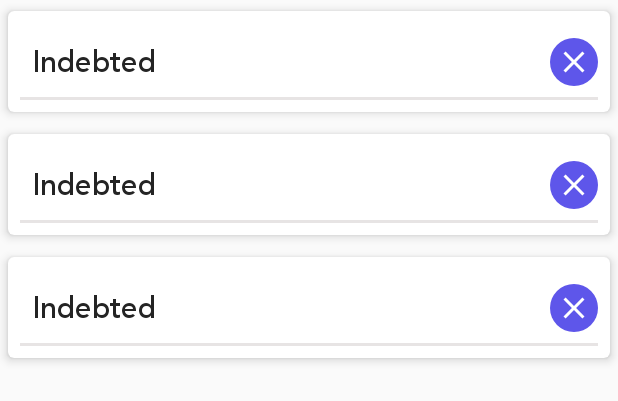
After one commit to efanious/Aad-team-38-animation-challenge, an Android app: the layout content_favorite_word.xml on its own in the app's theme, with its tools: preview values and no code run, on a phone screen of 412 x 824 dp. The commit adds this screen. Shown: the top 401 px of the screen. Run offline under Robolectric (Android 15) with nearby library versions, the phone set to English and light mode, and no system bars.

Commit message:
Created the favorite word activity and connected it to the database, converted word_row's hardcoded string to String resource

```diff
--- a/app/build.gradle
+++ b/app/build.gradle
@@ -23,6 +23,7 @@ dependencies {
     implementation 'androidx.appcompat:appcompat:1.0.2'
     implementation 'androidx.constraintlayout:constraintlayout:1.1.3'
     implementation 'androidx.legacy:legacy-support-v4:1.0.0'
+    implementation 'com.google.android.material:material:1.0.0'
     testImplementation 'junit:junit:4.12'
     androidTestImplementation 'androidx.test.ext:junit:1.1.0'
     androidTestImplementation 'androidx.test.espresso:espresso-core:3.1.1'
--- /dev/null
+++ b/app/src/main/res/drawable/ic_close_white.xml
@@ -0,0 +1,5 @@
+<vector android:height="24dp" android:tint="#FFFFFF"
+    android:viewportHeight="24.0" android:viewportWidth="24.0"
+    android:width="24dp" xmlns:android="http://schemas.android.com/apk/res/android">
+    <path android:fillColor="#FF000000" android:pathData="M19,6.41L17.59,5 12,10.59 6.41,5 5,6.41 10.59,12 5,17.59 6.41,19 12,13.41 17.59,19 19,17.59 13.41,12z"/>
+</vector>
--- /dev/null
+++ b/app/src/main/res/layout/content_favorite_word.xml
@@ -0,0 +1,18 @@
+<?xml version="1.0" encoding="utf-8"?>
+<androidx.constraintlayout.widget.ConstraintLayout xmlns:android="http://schemas.android.com/apk/res/android"
+    xmlns:app="http://schemas.android.com/apk/res-auto"
+    xmlns:tools="http://schemas.android.com/tools"
+    android:layout_width="match_parent"
+    android:layout_height="match_parent"
+    app:layout_behavior="@string/appbar_scrolling_view_behavior"
+    tools:context=".FavoriteWord"
+    tools:showIn="@layout/activity_favorite_word">
+
+    <androidx.recyclerview.widget.RecyclerView
+        android:id="@+id/rv_fav_words"
+        android:layout_width="match_parent"
+        android:layout_height="match_parent"
+        tools:layout_editor_absoluteX="225dp"
+        tools:layout_editor_absoluteY="191dp"
+        tools:listitem="@layout/fav_word_row" />
+</androidx.constraintlayout.widget.ConstraintLayout>
--- /dev/null
+++ b/app/src/main/res/layout/fav_word_row.xml
@@ -0,0 +1,55 @@
+<?xml version="1.0" encoding="utf-8"?>
+<androidx.cardview.widget.CardView xmlns:android="http://schemas.android.com/apk/res/android"
+    xmlns:app="http://schemas.android.com/apk/res-auto"
+    xmlns:tools="http://schemas.android.com/tools"
+    android:layout_width="match_parent"
+    android:layout_height="wrap_content"
+    android:orientation="vertical"
+    app:cardCornerRadius="4dp"
+    app:cardElevation="4dp"
+    app:cardUseCompatPadding="true"
+    app:contentPadding="8dp">
+
+    <androidx.constraintlayout.widget.ConstraintLayout
+        android:layout_width="match_parent"
+        android:layout_height="wrap_content">
+
+        <TextView
+            android:id="@+id/word"
+            android:layout_width="0dp"
+            android:layout_height="wrap_content"
+            android:layout_margin="8dp"
+            android:layout_marginStart="24dp"
+            android:fontFamily="@font/avenir_medium"
+            android:text="@string/word_row_dummy_word"
+            android:textColor="@color/colorDark"
+            android:textSize="20sp"
+            app:layout_constraintEnd_toEndOf="parent"
+            app:layout_constraintStart_toStartOf="parent"
+            app:layout_constraintTop_toTopOf="parent" />
+
+        <ImageButton
+
+            android:id="@+id/btn_delete_fav_word"
+            android:layout_width="wrap_content"
+            android:layout_height="wrap_content"
+            android:background="@drawable/indicator_selected"
+            android:contentDescription="@string/delete_button_desc"
+            android:padding="4dp"
+            app:layout_constraintBottom_toBottomOf="parent"
+            app:layout_constraintEnd_toEndOf="parent"
+            app:layout_constraintTop_toTopOf="parent"
+            app:srcCompat="@drawable/ic_close_white" />
+        <View
+
+            android:id="@+id/view"
+            android:layout_width="wrap_content"
+            android:layout_height="2dp"
+            android:layout_marginTop="8dp"
+            android:background="#E7E4E4"
+            app:layout_constraintEnd_toEndOf="parent"
+            app:layout_constraintStart_toStartOf="parent"
+            app:layout_constraintTop_toBottomOf="@+id/word" />
+    </androidx.constraintlayout.widget.ConstraintLayout>
+
+</androidx.cardview.widget.CardView>
--- a/app/src/main/res/layout/word_row.xml
+++ b/app/src/main/res/layout/word_row.xml
@@ -11,7 +11,7 @@
         android:layout_height="wrap_content"
         android:layout_marginTop="8dp"
         android:fontFamily="@font/avenir_medium"
-        android:text="Indebted"
+        android:text="@string/word_row_dummy_word"
         android:textColor="@color/colorDark"
         android:textSize="20sp"
         app:layout_constraintEnd_toEndOf="parent"
--- a/app/src/main/res/values/dimens.xml
+++ b/app/src/main/res/values/dimens.xml
@@ -1,4 +1,5 @@
 <?xml version="1.0" encoding="utf-8"?>
 <resources>
     <dimen name="text_margin">16dp</dimen>
+    <dimen name="fab_margin">16dp</dimen>
 </resources>
--- a/app/src/main/res/values/strings.xml
+++ b/app/src/main/res/values/strings.xml
@@ -22,4 +22,7 @@
     <string name="definition">Definition</string>
     <string name="black_panther">Black Panther</string>
     <string name="recent">Recent Search</string>
+    <string name="title_activity_favorite_word">FavoriteWord</string>
+    <string name="delete_button_desc">delete button image</string>
+    <string name="word_row_dummy_word">Indebted</string>
 </resources>
--- a/app/src/main/res/values/styles.xml
+++ b/app/src/main/res/values/styles.xml
@@ -15,4 +15,13 @@
         <item name="colorAccent">@color/colorAccent</item>
     </style>
 
+    <style name="AppTheme.NoActionBar">
+        <item name="windowActionBar">false</item>
+        <item name="windowNoTitle">true</item>
+    </style>
+
+    <style name="AppTheme.AppBarOverlay" parent="ThemeOverlay.AppCompat.Dark.ActionBar" />
+
+    <style name="AppTheme.PopupOverlay" parent="ThemeOverlay.AppCompat.Light" />
+
 </resources>
```
Also changed, not shown: app/src/main/AndroidManifest.xml (+15 -5 lines), app/src/main/java/android/example/aad_team_38_animation_challenge/FavWordAdapter.java (added, +106 -0 lines), app/src/main/java/android/example/aad_team_38_animation_challenge/FavoriteWord.java (added, +93 -0 lines), app/src/main/res/drawable/ic_add_circle_black.xml (added, +9 -0 lines), app/src/main/res/layout/activity_favorite_word.xml (added, +34 -0 lines).
